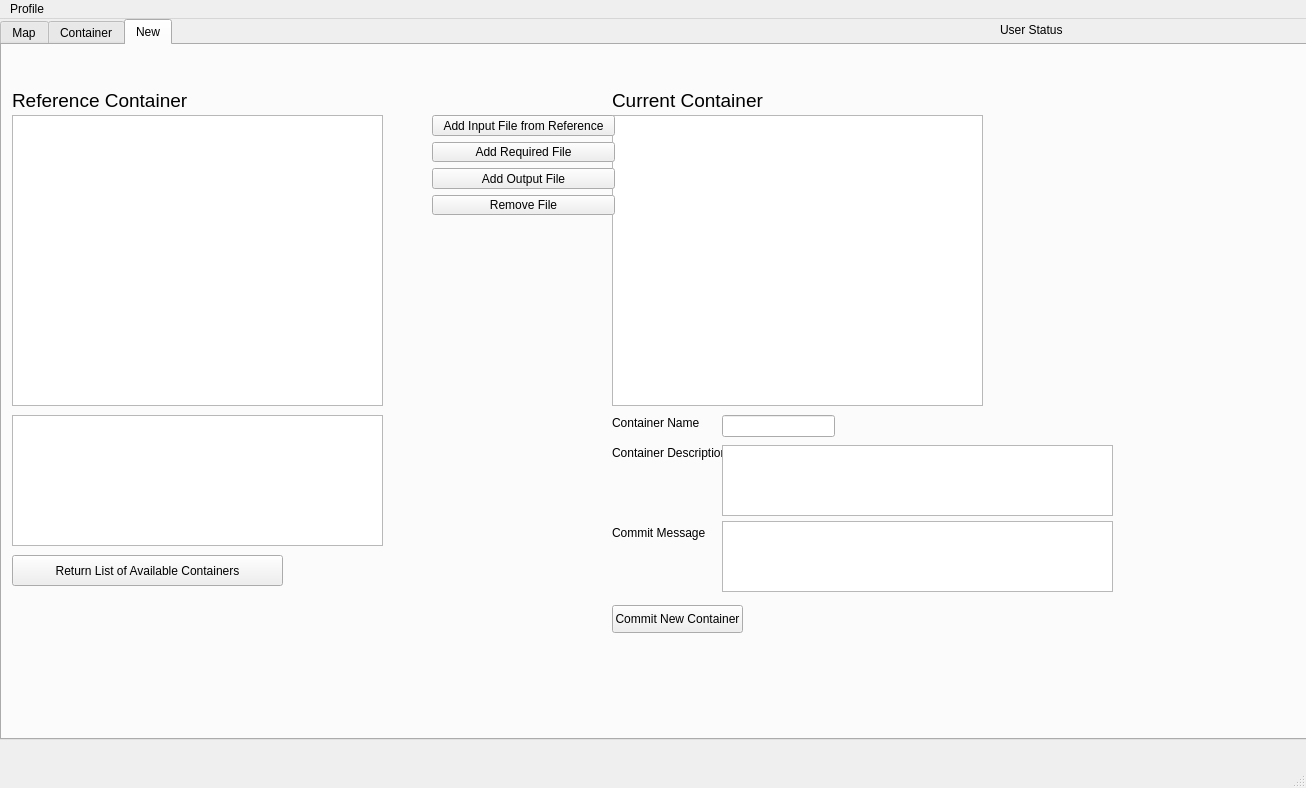
Qt form Graphics/SagaGui.ui (inexplicable01/saga) before a commit.
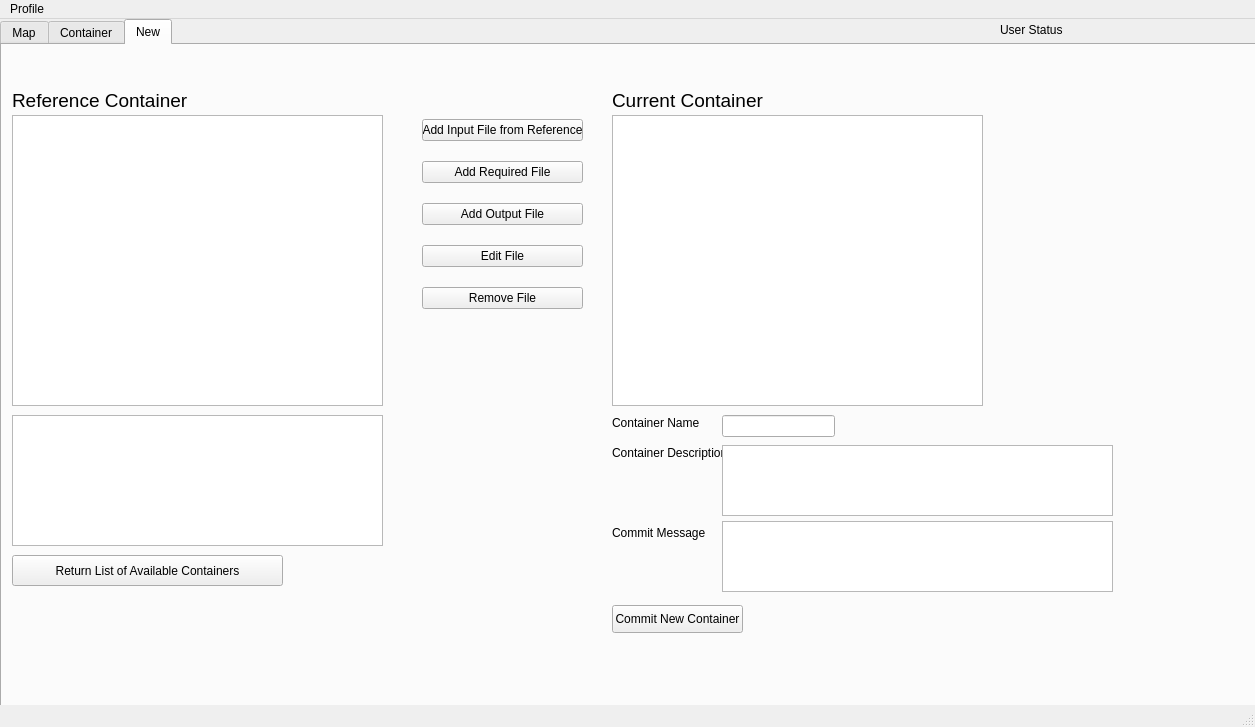
The same form after that commit. The open tabs and pages were chosen to show the change.

The edit to the form file:
```diff
--- a/Graphics/SagaGui.ui
+++ b/Graphics/SagaGui.ui
@@ -6,8 +6,8 @@
    <rect>
     <x>0</x>
     <y>0</y>
-    <width>1306</width>
-    <height>788</height>
+    <width>1255</width>
+    <height>727</height>
    </rect>
   </property>
   <property name="windowTitle">
@@ -515,10 +515,10 @@
      <widget class="QWidget" name="layoutWidget">
       <property name="geometry">
        <rect>
-        <x>430</x>
-        <y>70</y>
-        <width>183</width>
-        <height>100</height>
+        <x>420</x>
+        <y>60</y>
+        <width>161</width>
+        <height>221</height>
        </rect>
       </property>
       <layout class="QVBoxLayout" name="verticalLayout">
@@ -543,6 +543,13 @@
          </property>
         </widget>
        </item>
+       <item>
+        <widget class="QPushButton" name="editFileButton">
+         <property name="text">
+          <string>Edit File</string>
+         </property>
+        </widget>
+       </item>
        <item>
         <widget class="QPushButton" name="removeFileButton">
          <property name="text">
@@ -573,7 +580,7 @@
     <rect>
      <x>0</x>
      <y>0</y>
-     <width>1306</width>
+     <width>1255</width>
      <height>26</height>
     </rect>
    </property>
```
Left out of the diff: 19 changed lines with no effect on the pictures.
